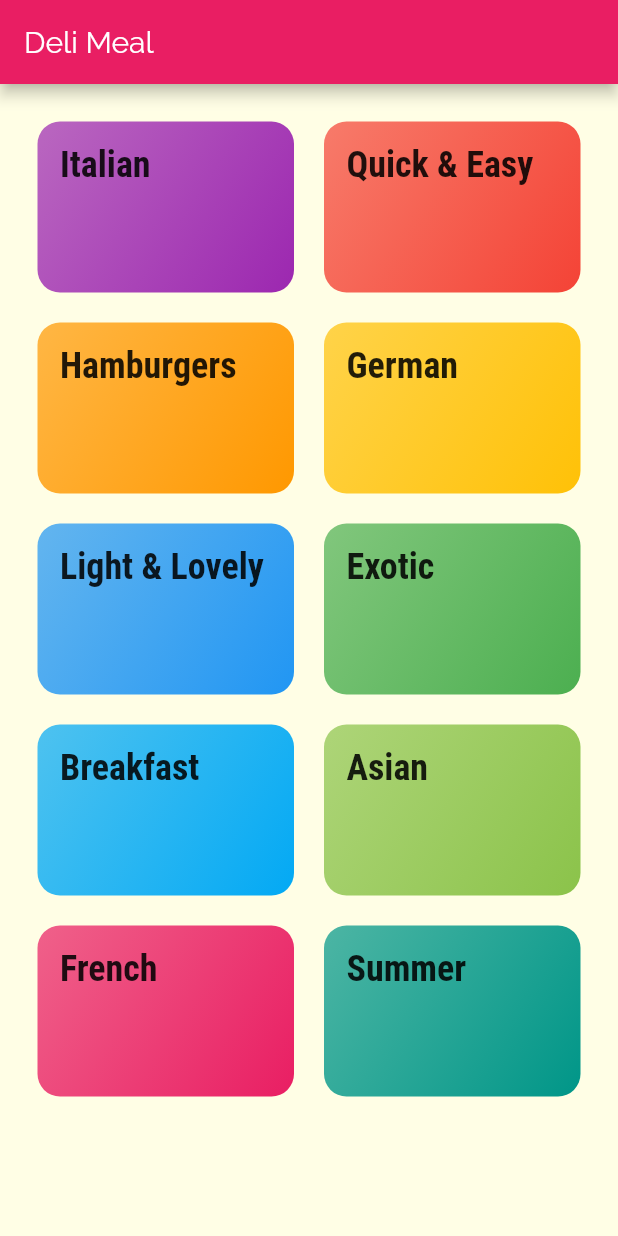
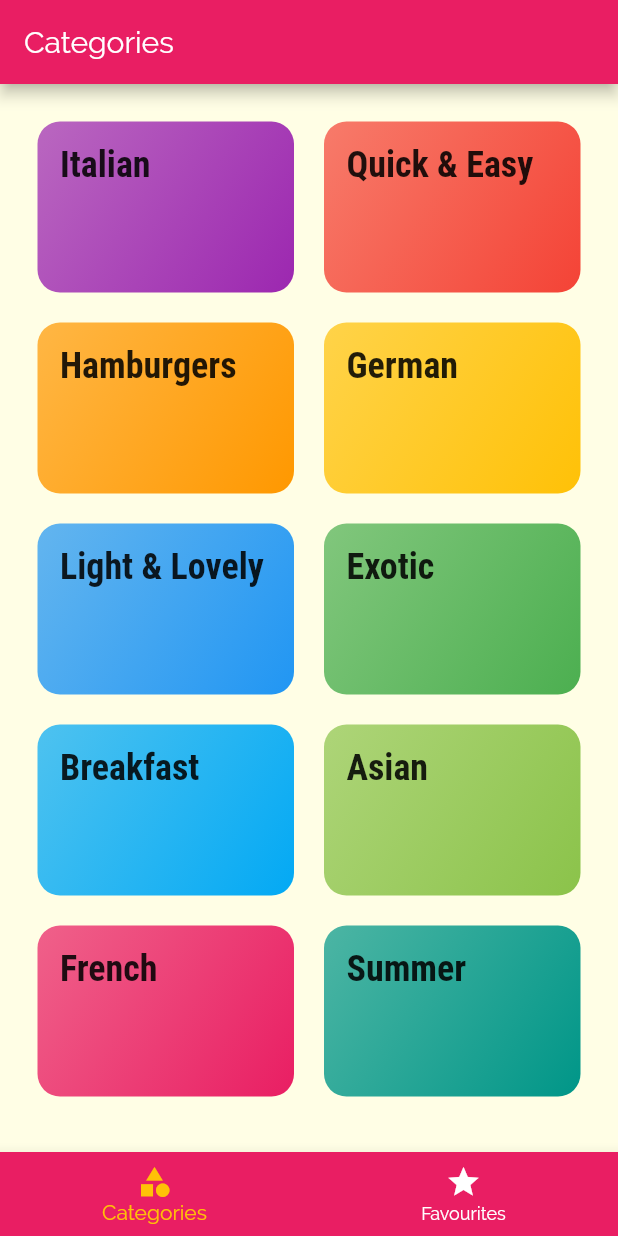
Before and after one commit to 9920261995/MealsAppFlutter, a Flutter app: the screen it shows after launch, on a phone screen of 412 x 824 dp. Run offline on Flutter 3.47's test engine with Material 2 defaults, Android fonts, the phone set to English and light mode, and no system bars.

Commit message:
Meals detauls screen with Step and bottom navigation bar with two options

```diff
--- a/lib/Screens/categories_screen.dart
+++ b/lib/Screens/categories_screen.dart
@@ -5,11 +5,7 @@ import '../dummy_data.dart';
 class CategoriesScreen extends StatelessWidget {
   @override
   Widget build(BuildContext context) {
-    return Scaffold(
-        appBar: AppBar(
-          title: const Text('Deli Meal'),
-        ),
-        body: GridView(
+    return GridView(
       padding: const EdgeInsets.all(25),
       gridDelegate: SliverGridDelegateWithMaxCrossAxisExtent(
           maxCrossAxisExtent: 200,
@@ -19,6 +15,6 @@ class CategoriesScreen extends StatelessWidget {
       children: DUMMY_CATEGORIES
           .map((data) => CategoryItem(data.id, data.title, data.color))
           .toList(),
-        ));
+    );
   }
 }
--- /dev/null
+++ b/lib/Screens/tabs_screen.dart
@@ -0,0 +1,47 @@
+import 'package:flutter/material.dart';
+import './categories_screen.dart';
+import './Favourites_screen.dart';
+
+class TabsScreen extends StatefulWidget {
+  @override
+  _TabsScreenState createState() => _TabsScreenState();
+}
+
+class _TabsScreenState extends State<TabsScreen> {
+  final List<Map<String, Object>> _pages = [
+    {'page': CategoriesScreen(), 'title': 'Categories'},
+    {'page': FavouritesScreen(), 'title': 'Favourite Meals'}
+  ];
+
+  int selectedPageIndex = 0;
+
+  void _selectPage(int index) {
+    setState(() {
+      selectedPageIndex = index;
+    });
+  }
+
+  @override
+  Widget build(BuildContext context) {
+    return Scaffold(
+      appBar: AppBar(
+        title: Text(_pages[selectedPageIndex]['title']),
+      ),
+      body: _pages[selectedPageIndex]['page'],
+      bottomNavigationBar: BottomNavigationBar(
+        onTap: _selectPage,
+        backgroundColor: Theme.of(context).primaryColor,
+        unselectedItemColor: Colors.white,
+        selectedItemColor: Theme.of(context).accentColor,
+        currentIndex: selectedPageIndex,
+        // type: BottomNavigationBarType.shifting,
+        items: [
+          BottomNavigationBarItem(
+              icon: Icon(Icons.category), title: Text("Categories")),
+          BottomNavigationBarItem(
+              icon: Icon(Icons.star), title: Text("Favourites"))
+        ],
+      ),
+    );
+  }
+}
--- a/lib/main.dart
+++ b/lib/main.dart
@@ -1,4 +1,5 @@
 import 'package:flutter/material.dart';
+import './Screens/tabs_screen.dart';
 import './Screens/meal_details_screen.dart';
 import 'Screens/category_meals_screen.dart';
 import 'Screens/categories_screen.dart';
@@ -25,8 +26,10 @@ class MyApp extends StatelessWidget {
                   fontFamily: "RobotoCondensed",
                   fontSize: 24,
                   fontWeight: FontWeight.bold))),
-      home: CategoriesScreen(),
+      // home: CategoriesScreen(),
+      initialRoute: '/',
       routes: {
+        '/': (ctx) => TabsScreen(),
         CategoriesMealsScreen.routeName: (_) => CategoriesMealsScreen(),
         MealDetailsScreen.routeName: (_) => MealDetailsScreen(),
       },
```
Also changed, not shown: lib/Screens/favourites_screen.dart (added, +12 -0 lines), lib/Screens/meal_details_screen.dart (+46 -19 lines). Lines whose indentation alone changed are shown as unchanged.
